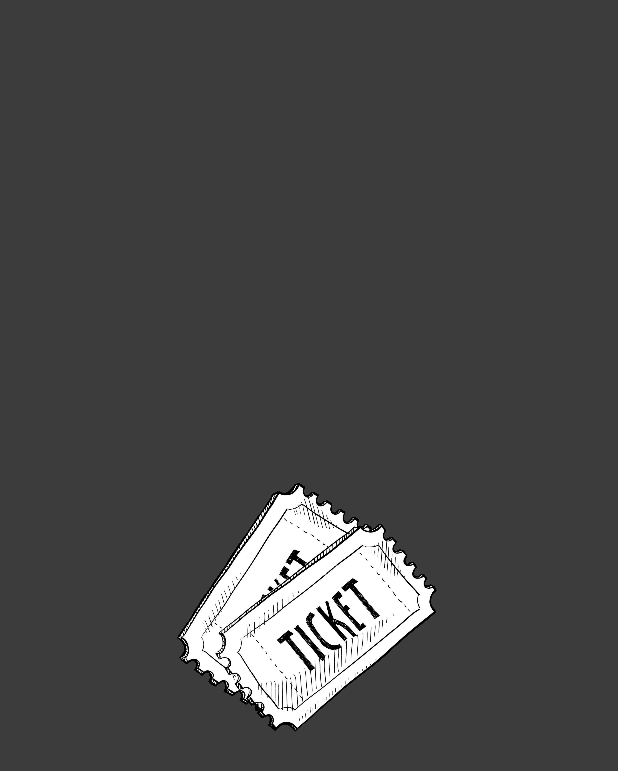
After one commit to whatiamdoing/Ticket, an Android app: the layout activity_splash_screen.xml on its own in the app's theme, with its tools: preview values and no code run, on a phone screen of 412 x 824 dp. The commit adds this screen. Shown: the top 771 px of the screen. Run offline under Robolectric (Android 15) with nearby library versions, the phone set to English and light mode, and no system bars.

Commit message:
Добавлена заставка с анимацией

```diff
--- a/app/src/main/AndroidManifest.xml
+++ b/app/src/main/AndroidManifest.xml
@@ -9,15 +9,16 @@
         android:roundIcon="@mipmap/ic_launcher_round"
         android:supportsRtl="true"
         android:theme="@style/AppTheme">
-        <activity android:name=".ui.tutorial.TutorialActivity">
+        <activity android:name=".ui.splash.SplashScreen">
             <intent-filter>
                 <action android:name="android.intent.action.MAIN" />
 
                 <category android:name="android.intent.category.LAUNCHER" />
             </intent-filter>
         </activity>
-        <activity android:name=".MainActivity">
+        <activity android:name=".ui.tutorial.TutorialActivity">
         </activity>
+        <activity android:name=".MainActivity"></activity>
     </application>
 
 </manifest>
--- /dev/null
+++ b/app/src/main/java/com/ticket/ui/splash/SplashScreen.kt
@@ -0,0 +1,27 @@
+package com.ticket.ui.splash
+
+import android.content.Intent
+import androidx.appcompat.app.AppCompatActivity
+import android.os.Bundle
+import android.os.Handler
+import android.view.animation.AnimationUtils
+import com.ticket.R
+import com.ticket.ui.tutorial.TutorialActivity
+import kotlinx.android.synthetic.main.activity_splash_screen.*
+
+class SplashScreen : AppCompatActivity() {
+
+    override fun onCreate(savedInstanceState: Bundle?) {
+        super.onCreate(savedInstanceState)
+        setContentView(R.layout.activity_splash_screen)
+
+        val fadeInAnimation = AnimationUtils.loadAnimation(this, R.anim.fade_in)
+
+        Handler().postDelayed({
+            val intent = Intent(this, TutorialActivity::class.java)
+            startActivity(intent)
+        },3000)
+
+        splash_iv.startAnimation(fadeInAnimation)
+    }
+}
--- /dev/null
+++ b/app/src/main/res/anim/fade_in.xml
@@ -0,0 +1,7 @@
+<?xml version="1.0" encoding="utf-8"?>
+<alpha
+    xmlns:android="http://schemas.android.com/apk/res/android"
+    android:fromAlpha="0.0"
+    android:toAlpha="1.0"
+    android:duration="3000">
+</alpha>
--- /dev/null
+++ b/app/src/main/res/layout/activity_splash_screen.xml
@@ -0,0 +1,16 @@
+<?xml version="1.0" encoding="utf-8"?>
+<RelativeLayout xmlns:android="http://schemas.android.com/apk/res/android"
+    xmlns:tools="http://schemas.android.com/tools"
+    android:layout_width="match_parent"
+    android:layout_height="match_parent"
+    tools:context=".ui.splash.SplashScreen"
+    android:background="@color/dark_grey">
+
+    <ImageView
+        android:id="@+id/splash_iv"
+        android:layout_centerInParent="true"
+        android:src="@drawable/logo"
+        android:layout_width="200dp"
+        android:layout_height="200dp"/>
+
+</RelativeLayout >
--- a/app/src/main/res/layout/fragment_one.xml
+++ b/app/src/main/res/layout/fragment_one.xml
@@ -5,7 +5,7 @@
     android:layout_height="match_parent">
 
     <TextView
-        style="@style/Standart.huge40"
+        style="@style/type.huge40"
         android:id="@+id/tv_rules"
         android:text="@string/tutorial"
         android:layout_width="match_parent"
@@ -25,7 +25,7 @@
         android:src="@drawable/win_ticket"/>
 
     <TextView
-        style="@style/Standart.medium22"
+        style="@style/type.medium22"
         android:text="@string/rules_of_the_game_t"
         android:layout_width="match_parent"
         android:layout_height="wrap_content"
--- a/app/src/main/res/layout/fragment_three.xml
+++ b/app/src/main/res/layout/fragment_three.xml
@@ -7,7 +7,7 @@
     <TextView
         android:id="@+id/ready"
         android:text="@string/go"
-        style="@style/Standart.huge40"
+        style="@style/type.huge40"
         android:layout_width="match_parent"
         android:layout_height="100dp"
         android:layout_centerVertical="true"/>
--- a/app/src/main/res/layout/fragment_two.xml
+++ b/app/src/main/res/layout/fragment_two.xml
@@ -5,7 +5,7 @@
     android:layout_height="match_parent">
 
     <TextView
-        style="@style/Standart.huge40"
+        style="@style/type.huge40"
         android:id="@+id/tv_rules"
         android:text="@string/tutorial"
         android:layout_width="match_parent"
@@ -25,7 +25,7 @@
         android:src="@drawable/win_ticket"/>
 
     <TextView
-        style="@style/Standart.medium22"
+        style="@style/type.medium22"
         android:textColor="@color/dark_grey"
         android:text="@string/rules_of_the_game_f"
         android:layout_width="match_parent"
--- a/app/src/main/res/values/colors.xml
+++ b/app/src/main/res/values/colors.xml
@@ -1,11 +1,17 @@
 <?xml version="1.0" encoding="utf-8"?>
 <resources>
-    <color name="colorPrimary">#26364F</color>
-    <color name="colorPrimaryDark">#26364F</color>
-    <color name="colorAccent">#FF4E60</color>
+    <color name="colorPrimary">#3c3c3c</color>
+    <color name="colorPrimaryDark">#3c3c3c</color>
+    <color name="colorAccent">#3c3c3c</color>
+
+    <color name="dark_blue">#26364F</color>
+    <color name="pink">#FF4E60</color>
 
     <color name="dark_grey">#3c3c3c</color>
     <color name="red">#FF0000</color>
 
+    <color name="white">#fff</color>
+    <color name="black">#000</color>
+
 
 </resources>
```
Also changed, not shown: app/src/main/res/values/styles.xml (+12 -5 lines), app/src/main/res/drawable/logo.png (added).
